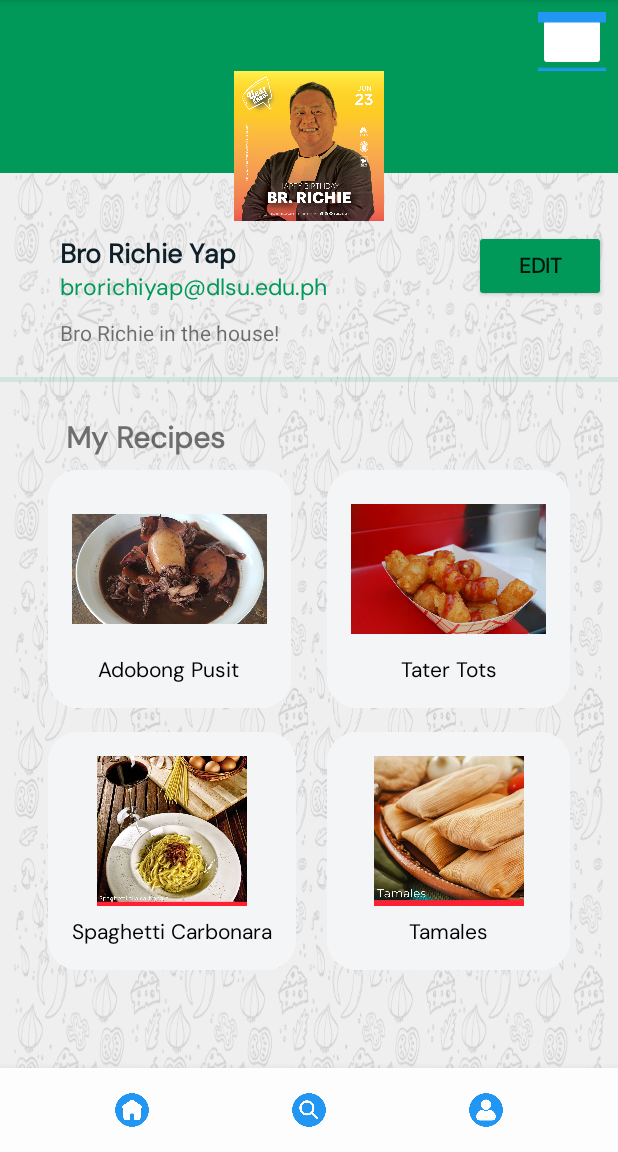
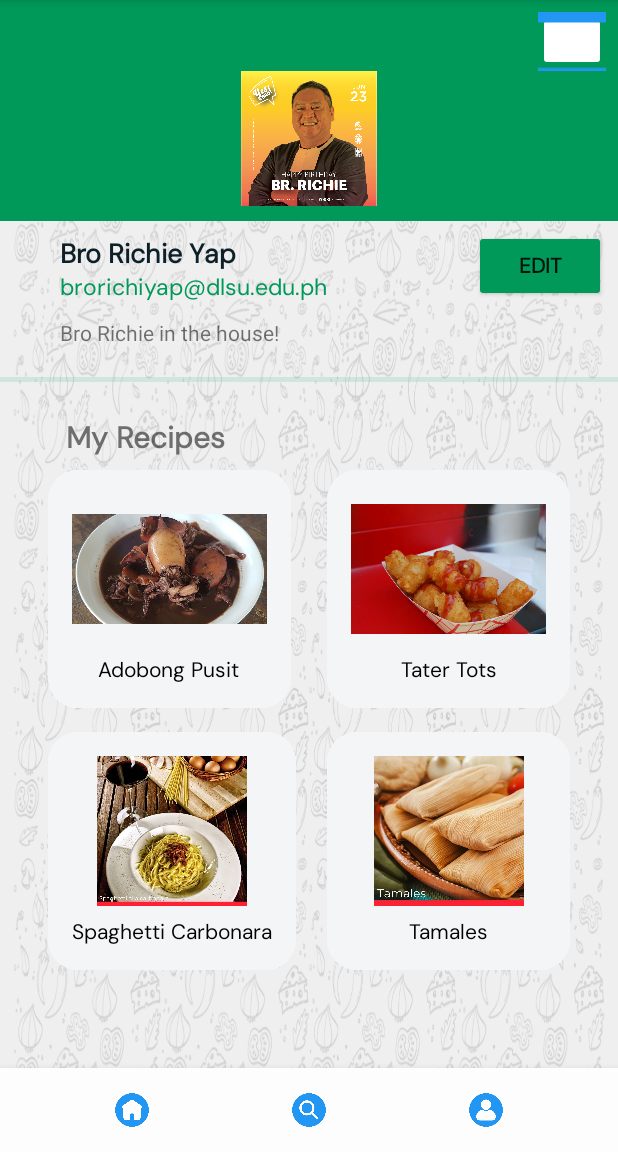
Before and after one commit to michhandreaa/TasteBudTales, an Android app: the ProfileActivity screen opened directly, with no data from a screen before it, on a phone screen of 412 x 824 dp, the part 84-1236 px from its top. Run offline under Robolectric (Android 15) with nearby library versions, the phone set to English and light mode, and no system bars.

Commit message:
fix of bugs

```diff
--- a/app/src/main/java/com/mobdeve/basco/martinez/villanueva/irecipe/mco2/HomepageActivity.kt
+++ b/app/src/main/java/com/mobdeve/basco/martinez/villanueva/irecipe/mco2/HomepageActivity.kt
@@ -42,14 +42,14 @@ class HomepageActivity : AppCompatActivity (){
 
         viewBinding.fabParent.setOnClickListener(View.OnClickListener {
             if (!isAllFabVisible){
-                viewBinding.fabParent.setImageResource(R.drawable.cross_icon)
+                viewBinding.fabParent.setImageResource(R.drawable.icon_close)
                 viewBinding.fabAddIngredient.visibility = View.VISIBLE
                 viewBinding.fabAddRecipe.visibility = View.VISIBLE
                 viewBinding.addIngredientTV.visibility = View.VISIBLE
                 viewBinding.addRecipeTV.visibility = View.VISIBLE
                 isAllFabVisible = true
             }else{
-                viewBinding.fabParent.setImageResource(R.drawable.plus_icon)
+                viewBinding.fabParent.setImageResource(R.drawable.icon_add)
                 viewBinding.fabAddIngredient.visibility = View.GONE
                 viewBinding.fabAddRecipe.visibility = View.GONE
                 viewBinding.addIngredientTV.visibility = View.GONE
--- a/app/src/main/res/layout/profile_personal_page.xml
+++ b/app/src/main/res/layout/profile_personal_page.xml
@@ -70,21 +70,15 @@
                 android:layout_height="wrap_content"
                 app:layout_constraintEnd_toEndOf="parent"
                 app:layout_constraintStart_toStartOf="parent"
-                app:layout_constraintTop_toTopOf="parent">
-
-                <androidx.constraintlayout.widget.ConstraintLayout
-                    android:id="@+id/borderConstraint"
-                    android:layout_width="match_parent"
-                    android:layout_height="115dp"
-                    android:background="@color/green">
-
-                </androidx.constraintlayout.widget.ConstraintLayout>
+                app:layout_constraintTop_toTopOf="parent"
+                android:background="@color/green">
 
                 <ImageView
                     android:id="@+id/profileDetails_pfp"
                     android:layout_width="100dp"
                     android:layout_height="100dp"
                     android:shape="oval"
+                    android:paddingBottom="10dp"
                     app:layout_constraintEnd_toEndOf="parent"
                     app:layout_constraintStart_toStartOf="parent"
                     app:layout_constraintTop_toBottomOf="@+id/profileSettings"
```
Also changed, not shown: app/src/main/res/layout/home_homepage.xml (+2 -25 lines).
